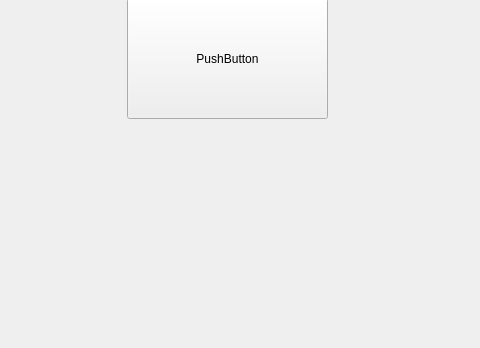
Before: the Qt Designer form mainwindow.ui in sirnaser/unwanted, drawn with Qt 5; both pictures show x 163 to 643 and y 252 to 600 of the 800 by 600 pixel window.
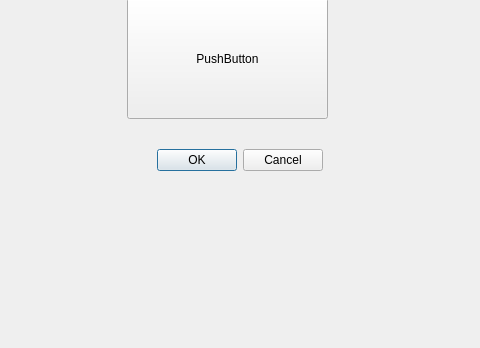
After: the same form once the commit is applied.

Patch:
```diff
--- a/mainwindow.ui
+++ b/mainwindow.ui
@@ -27,6 +27,19 @@
      <string>PushButton</string>
     </property>
    </widget>
+   <widget class="QDialogButtonBox" name="buttonBox">
+    <property name="geometry">
+     <rect>
+      <x>320</x>
+      <y>400</y>
+      <width>166</width>
+      <height>24</height>
+     </rect>
+    </property>
+    <property name="standardButtons">
+     <set>QDialogButtonBox::StandardButton::Cancel|QDialogButtonBox::StandardButton::Ok</set>
+    </property>
+   </widget>
   </widget>
   <widget class="QMenuBar" name="menubar">
    <property name="geometry">
```
